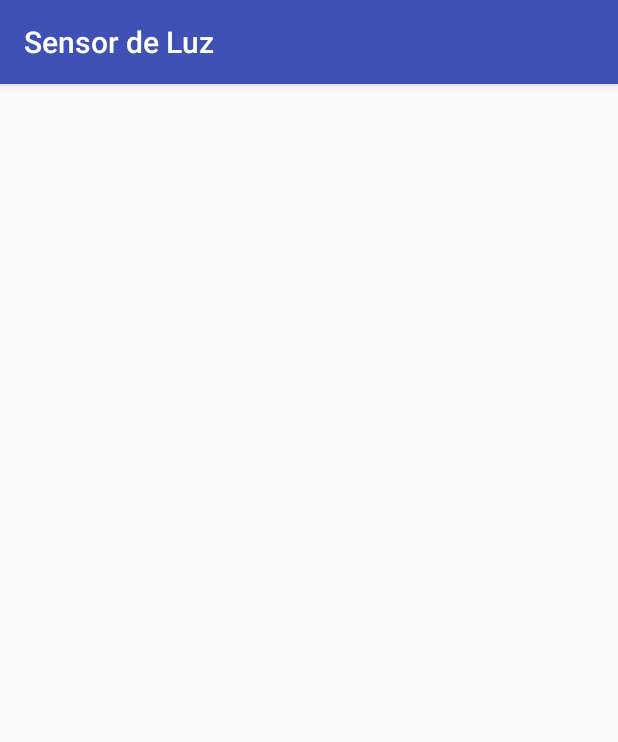
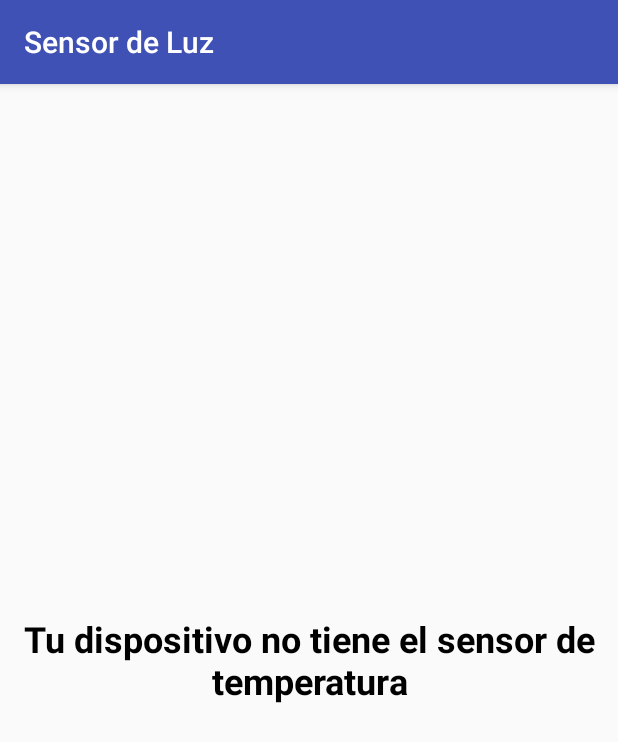
Before and after one commit to alu0100463118/Grupo2, an Android app: the Luz screen opened directly, with no data from a screen before it, on a phone screen of 412 x 824 dp. Shown: the top 742 px of the screen. Run offline under Robolectric (Android 15) with nearby library versions, the phone set to English and light mode, and no system bars.

Commit message:
Implementado el sensor de luz

```diff
--- a/app/src/main/java/com/grupo2/aplicacion_grupo2/Luz.java
+++ b/app/src/main/java/com/grupo2/aplicacion_grupo2/Luz.java
@@ -1,13 +1,56 @@
 package com.grupo2.aplicacion_grupo2;
 
+import android.hardware.Sensor;
+import android.hardware.SensorEvent;
+import android.hardware.SensorEventListener;
+import android.hardware.SensorManager;
 import android.support.v7.app.AppCompatActivity;
 import android.os.Bundle;
+import android.widget.TextView;
 
-public class Luz extends AppCompatActivity {
+public class Luz extends AppCompatActivity implements SensorEventListener {
+
+    private TextView lightTxt;
+    private SensorManager sensorManager;
+    private Sensor lightSensor;
+    private final static String sensorFail = "Tu dispositivo no tiene el sensor de temperatura";
 
     @Override
     protected void onCreate(Bundle savedInstanceState) {
         super.onCreate(savedInstanceState);
         setContentView(R.layout.activity_luz);
+
+        lightTxt = (TextView) findViewById(R.id.texto);
+
+        sensorManager = (SensorManager)getSystemService(SENSOR_SERVICE);
+        lightSensor = sensorManager.getDefaultSensor(Sensor.TYPE_LIGHT);
+        sensorManager.registerListener(this, lightSensor,SensorManager.SENSOR_DELAY_NORMAL);
+
+
+        if (lightSensor == null) {
+            System.out.println("no eyyyyyy");
+            lightTxt.setText(sensorFail);
+        }
+    }
+
+    @Override
+    public void onSensorChanged(SensorEvent event) {
+
+        synchronized (this){
+            switch (event.sensor.getType()){
+                case Sensor.TYPE_LIGHT:
+                    float light = event.values[0];
+                    lightTxt.setText("Luz: " + String.valueOf(light));
+                    break;
+                default:
+                    System.out.print("default");
+                    break;
+            }
+        }
+    }
+
+    @Override
+    public void onAccuracyChanged(Sensor sensor, int accuracy) {
+
     }
 }
--- a/app/src/main/res/layout/activity_luz.xml
+++ b/app/src/main/res/layout/activity_luz.xml
@@ -1,10 +1,16 @@
 <?xml version="1.0" encoding="utf-8"?>
-<RelativeLayout xmlns:android="http://schemas.android.com/apk/res/android"
-    xmlns:tools="http://schemas.android.com/tools" android:layout_width="match_parent"
-    android:layout_height="match_parent" android:paddingLeft="@dimen/activity_horizontal_margin"
-    android:paddingRight="@dimen/activity_horizontal_margin"
-    android:paddingTop="@dimen/activity_vertical_margin"
-    android:paddingBottom="@dimen/activity_vertical_margin"
+<LinearLayout xmlns:android="http://schemas.android.com/apk/res/android"
+    xmlns:tools="http://schemas.android.com/tools"
+    android:layout_width="match_parent"
+    android:layout_height="match_parent"
     tools:context="com.grupo2.aplicacion_grupo2.Luz">
 
-</RelativeLayout>
+    <TextView
+        android:id="@+id/texto"
+        android:layout_width="fill_parent"
+        android:layout_height="fill_parent"
+        android:textColor="#000000"
+        android:textSize="24sp"
+        android:textStyle="bold"
+        android:gravity="center_horizontal|center_vertical"/>
+</LinearLayout>
```
Also changed, not shown: 3 other files.
